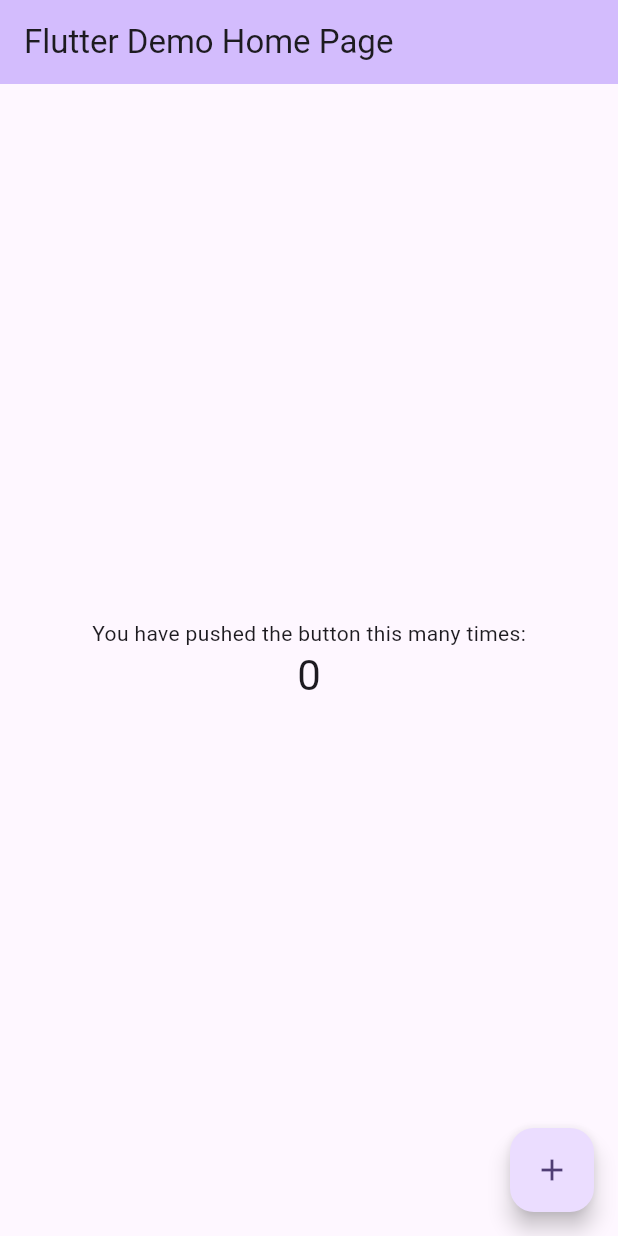
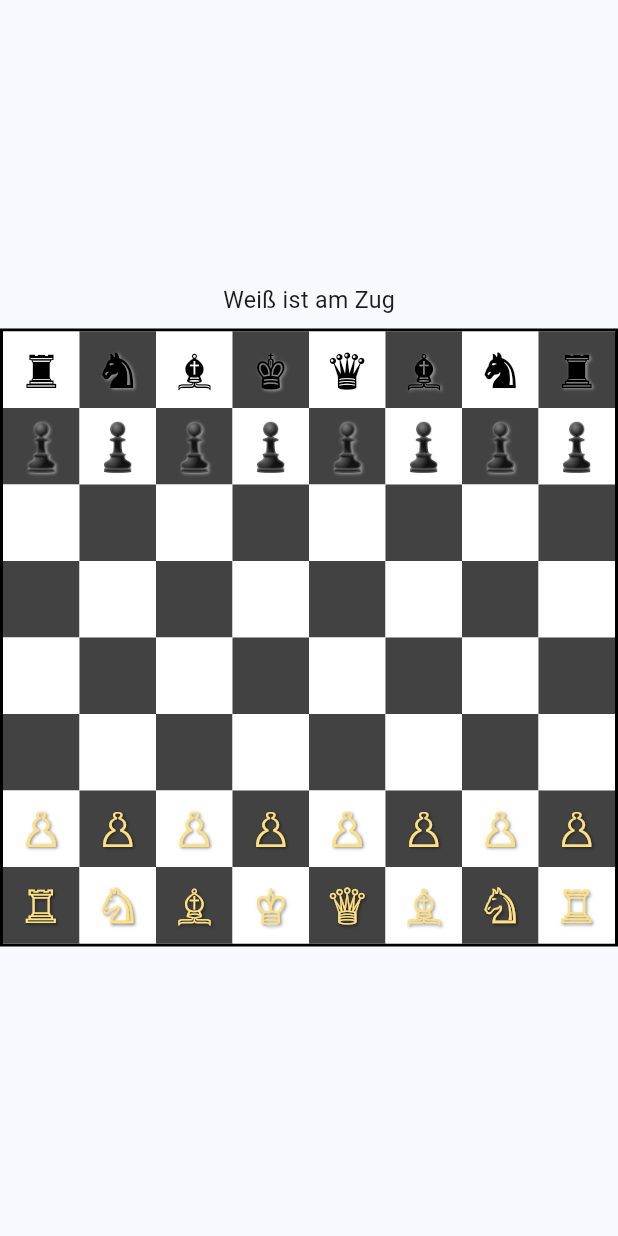
Before and after one commit to MihajloIlijic/chessApp, a Flutter app: the screen it shows after launch, on a phone screen of 412 x 824 dp. Run offline on Flutter 3.47's test engine with Material 3 defaults, Android fonts, the phone set to English and light mode, and no system bars.

Commit message:
[main] - created the main chess functions and moving logic

```diff
--- a/lib/main.dart
+++ b/lib/main.dart
@@ -1,4 +1,5 @@
 import 'package:flutter/material.dart';
+import 'widgets/chess_board.dart';
 
 void main() {
   runApp(const MyApp());
@@ -7,119 +8,80 @@ void main() {
 class MyApp extends StatelessWidget {
   const MyApp({super.key});
 
-  // This widget is the root of your application.
   @override
   Widget build(BuildContext context) {
     return MaterialApp(
-      title: 'Flutter Demo',
+      title: 'Schach Puzzle Trainer',
       theme: ThemeData(
-        // This is the theme of your application.
-        //
-        // TRY THIS: Try running your application with "flutter run". You'll see
-        // the application has a purple toolbar. Then, without quitting the app,
-        // try changing the seedColor in the colorScheme below to Colors.green
-        // and then invoke "hot reload" (save your changes or press the "hot
-        // reload" button in a Flutter-supported IDE, or press "r" if you used
-        // the command line to start the app).
-        //
-        // Notice that the counter didn't reset back to zero; the application
-        // state is not lost during the reload. To reset the state, use hot
-        // restart instead.
-        //
-        // This works for code too, not just values: Most code changes can be
-        // tested with just a hot reload.
-        colorScheme: ColorScheme.fromSeed(seedColor: Colors.deepPurple),
+        colorScheme: ColorScheme.fromSeed(seedColor: Colors.blue),
         useMaterial3: true,
       ),
-      home: const MyHomePage(title: 'Flutter Demo Home Page'),
+      home: const Scaffold(
+        body: SafeArea(
+          child: Center(
+            child: ChessBoard(),
+          ),
+        ),
+      ),
     );
   }
 }
 
-class MyHomePage extends StatefulWidget {
-  const MyHomePage({super.key, required this.title});
-
-  // This widget is the home page of your application. It is stateful, meaning
-  // that it has a State object (defined below) that contains fields that affect
-  // how it looks.
-
-  // This class is the configuration for the state. It holds the values (in this
-  // case the title) provided by the parent (in this case the App widget) and
-  // used by the build method of the State. Fields in a Widget subclass are
-  // always marked "final".
+class ChessPuzzlePage extends StatefulWidget {
+  const ChessPuzzlePage({super.key, required this.title});
 
   final String title;
 
   @override
-  State<MyHomePage> createState() => _MyHomePageState();
+  State<ChessPuzzlePage> createState() => _ChessPuzzlePageState();
 }
 
-class _MyHomePageState extends State<MyHomePage> {
-  int _counter = 0;
+class _ChessPuzzlePageState extends State<ChessPuzzlePage> {
+  int _puzzlesSolved = 0;
 
-  void _incrementCounter() {
+  void _nextPuzzle() {
     setState(() {
-      // This call to setState tells the Flutter framework that something has
-      // changed in this State, which causes it to rerun the build method below
-      // so that the display can reflect the updated values. If we changed
-      // _counter without calling setState(), then the build method would not be
-      // called again, and so nothing would appear to happen.
-      _counter++;
+      _puzzlesSolved++;
     });
   }
 
   @override
   Widget build(BuildContext context) {
-    // This method is rerun every time setState is called, for instance as done
-    // by the _incrementCounter method above.
-    //
-    // The Flutter framework has been optimized to make rerunning build methods
-    // fast, so that you can just rebuild anything that needs updating rather
-    // than having to individually change instances of widgets.
     return Scaffold(
       appBar: AppBar(
-        // TRY THIS: Try changing the color here to a specific color (to
-        // Colors.amber, perhaps?) and trigger a hot reload to see the AppBar
-        // change color while the other colors stay the same.
         backgroundColor: Theme.of(context).colorScheme.inversePrimary,
-        // Here we take the value from the MyHomePage object that was created by
-        // the App.build method, and use it to set our appbar title.
         title: Text(widget.title),
       ),
-      body: Center(
-        // Center is a layout widget. It takes a single child and positions it
-        // in the middle of the parent.
+      body: SingleChildScrollView(
+        child: Center(
           child: Column(
-          // Column is also a layout widget. It takes a list of children and
-          // arranges them vertically. By default, it sizes itself to fit its
-          // children horizontally, and tries to be as tall as its parent.
-          //
-          // Column has various properties to control how it sizes itself and
-          // how it positions its children. Here we use mainAxisAlignment to
-          // center the children vertically; the main axis here is the vertical
-          // axis because Columns are vertical (the cross axis would be
-          // horizontal).
-          //
-          // TRY THIS: Invoke "debug painting" (choose the "Toggle Debug Paint"
-          // action in the IDE, or press "p" in the console), to see the
-          // wireframe for each widget.
             mainAxisAlignment: MainAxisAlignment.center,
             children: <Widget>[
-            const Text(
-              'You have pushed the button this many times:',
+              Padding(
+                padding: const EdgeInsets.all(16.0),
+                child: ConstrainedBox(
+                  constraints: BoxConstraints(
+                    maxWidth: MediaQuery.of(context).size.width * 0.9,
+                    maxHeight: MediaQuery.of(context).size.width * 0.9,
                   ),
+                  child: const ChessBoard(),
+                ),
+              ),
+              const SizedBox(height: 20),
               Text(
-              '$_counter',
+                'Gelöste Puzzles: $_puzzlesSolved',
                 style: Theme.of(context).textTheme.headlineMedium,
               ),
+              const SizedBox(height: 20),
             ],
           ),
         ),
+      ),
       floatingActionButton: FloatingActionButton(
-        onPressed: _incrementCounter,
-        tooltip: 'Increment',
-        child: const Icon(Icons.add),
-      ), // This trailing comma makes auto-formatting nicer for build methods.
+        onPressed: _nextPuzzle,
+        tooltip: 'Nächstes Puzzle',
+        child: const Icon(Icons.skip_next),
+      ),
     );
   }
 }
--- /dev/null
+++ b/lib/models/chess_piece.dart
@@ -0,0 +1,31 @@
+enum PieceType { king, queen, rook, bishop, knight, pawn }
+enum PieceColor { white, black }
+
+class ChessPiece {
+  final PieceType type;
+  final PieceColor color;
+  final String position; // z.B. "e4"
+
+  ChessPiece({
+    required this.type,
+    required this.color,
+    required this.position,
+  });
+
+  String get symbol {
+    switch (type) {
+      case PieceType.king:
+        return color == PieceColor.white ? '♔' : '♚';
+      case PieceType.queen:
+        return color == PieceColor.white ? '♕' : '♛';
+      case PieceType.rook:
+        return color == PieceColor.white ? '♖' : '♜';
+      case PieceType.bishop:
+        return color == PieceColor.white ? '♗' : '♝';
+      case PieceType.knight:
+        return color == PieceColor.white ? '♘' : '♞';
+      case PieceType.pawn:
+        return color == PieceColor.white ? '♙' : '♟';
+    }
+  }
+}
--- /dev/null
+++ b/lib/widgets/chess_board.dart
@@ -0,0 +1,296 @@
+import 'package:flutter/material.dart';
+import '../models/chess_piece.dart';
+
+class ChessBoard extends StatefulWidget {
+  const ChessBoard({super.key});
+
+  @override
+  State<ChessBoard> createState() => _ChessBoardState();
+}
+
+class _ChessBoardState extends State<ChessBoard> {
+  ChessPiece? selectedPiece;
+  List<ChessPiece> pieces = [];
+  // Weiß beginnt
+  PieceColor currentPlayer = PieceColor.white;
+
+  @override
+  void initState() {
+    super.initState();
+    _setupInitialBoard();
+  }
+
+  void _setupInitialBoard() {
+    // Weiße Figuren - erste Reihe (1)
+    pieces.add(ChessPiece(type: PieceType.rook, color: PieceColor.white, position: 'a1'));
+    pieces.add(ChessPiece(type: PieceType.knight, color: PieceColor.white, position: 'b1'));
+    pieces.add(ChessPiece(type: PieceType.bishop, color: PieceColor.white, position: 'c1'));
+    pieces.add(ChessPiece(type: PieceType.queen, color: PieceColor.white, position: 'd1'));
+    pieces.add(ChessPiece(type: PieceType.king, color: PieceColor.white, position: 'e1'));
+    pieces.add(ChessPiece(type: PieceType.bishop, color: PieceColor.white, position: 'f1'));
+    pieces.add(ChessPiece(type: PieceType.knight, color: PieceColor.white, position: 'g1'));
+    pieces.add(ChessPiece(type: PieceType.rook, color: PieceColor.white, position: 'h1'));
+
+    // Weiße Bauern - zweite Reihe (2)
+    for (var file in ['a', 'b', 'c', 'd', 'e', 'f', 'g', 'h']) {
+      pieces.add(ChessPiece(type: PieceType.pawn, color: PieceColor.white, position: '${file}2'));
+    }
+
+    // Schwarze Figuren - achte Reihe (8)
+    pieces.add(ChessPiece(type: PieceType.rook, color: PieceColor.black, position: 'a8'));
+    pieces.add(ChessPiece(type: PieceType.knight, color: PieceColor.black, position: 'b8'));
+    pieces.add(ChessPiece(type: PieceType.bishop, color: PieceColor.black, position: 'c8'));
+    pieces.add(ChessPiece(type: PieceType.queen, color: PieceColor.black, position: 'd8'));
+    pieces.add(ChessPiece(type: PieceType.king, color: PieceColor.black, position: 'e8'));
+    pieces.add(ChessPiece(type: PieceType.bishop, color: PieceColor.black, position: 'f8'));
+    pieces.add(ChessPiece(type: PieceType.knight, color: PieceColor.black, position: 'g8'));
+    pieces.add(ChessPiece(type: PieceType.rook, color: PieceColor.black, position: 'h8'));
+
+    // Schwarze Bauern - siebte Reihe (7)
+    for (var file in ['a', 'b', 'c', 'd', 'e', 'f', 'g', 'h']) {
+      pieces.add(ChessPiece(type: PieceType.pawn, color: PieceColor.black, position: '${file}7'));
+    }
+  }
+
+  String _getPositionFromIndex(int index) {
+    // Wir drehen das Brett um 180 Grad, indem wir den Index umkehren
+    final adjustedIndex = 63 - index;
+    final file = String.fromCharCode('a'.codeUnitAt(0) + (adjustedIndex % 8));
+    final rank = (adjustedIndex ~/ 8) + 1;
+    return '$file$rank';
+  }
+
+  ChessPiece? _getPieceAtPosition(String position) {
+    final matches = pieces.where((piece) => piece.position == position);
+    return matches.isEmpty ? null : matches.first;
+  }
+
+  void _onTileTapped(String position) {
+    setState(() {
+      final tappedPiece = _getPieceAtPosition(position);
+
+      if (selectedPiece == null) {
+        // Nur Figuren der aktuellen Farbe können ausgewählt werden
+        if (tappedPiece != null && tappedPiece.color == currentPlayer) {
+          selectedPiece = tappedPiece;
+        }
+      } else {
+        bool moveMade = false;
+
+        // Prüfen ob der Zug legal ist
+        if (_isValidMove(selectedPiece!, position)) {
+          // Bewege die Figur
+          pieces.removeWhere((piece) => piece.position == selectedPiece!.position);
+          pieces.removeWhere((piece) => piece.position == position);
+          pieces.add(ChessPiece(
+            type: selectedPiece!.type,
+            color: selectedPiece!.color,
+            position: position,
+          ));
+          moveMade = true;
+        }
+
+        selectedPiece = null;
+
+        // Spieler wechseln nach erfolgreichem Zug
+        if (moveMade) {
+          currentPlayer = (currentPlayer == PieceColor.white)
+              ? PieceColor.black
+              : PieceColor.white;
+        }
+      }
+    });
+  }
+
+  bool _isValidMove(ChessPiece piece, String targetPosition) {
+    // Prüfen ob auf dem Zielfeld eine eigene Figur steht
+    final targetPiece = _getPieceAtPosition(targetPosition);
+    if (targetPiece != null && targetPiece.color == piece.color) {
+      return false;  // Eigene Figuren können nicht geschlagen werden
+    }
+
+    // Aktuelle Position in Koordinaten umwandeln
+    final currentFile = piece.position[0];
+    final currentRank = int.parse(piece.position[1]);
+    final targetFile = targetPosition[0];
+    final targetRank = int.parse(targetPosition[1]);
+
+    // Horizontale und vertikale Distanz berechnen
+    final fileDiff = targetFile.codeUnitAt(0) - currentFile.codeUnitAt(0);
+    final rankDiff = targetRank - currentRank;
+
+    switch (piece.type) {
+      case PieceType.king:
+        // König kann sich nur ein Feld in jede Richtung bewegen
+        return (fileDiff.abs() <= 1 && rankDiff.abs() <= 1);
+
+      case PieceType.queen:
+        // Königin kann diagonal, horizontal oder vertikal beliebig weit ziehen
+        return _isPathClear(piece.position, targetPosition) &&
+               (fileDiff.abs() == rankDiff.abs() || // diagonal
+                fileDiff == 0 || rankDiff == 0);    // horizontal/vertikal
+
+      case PieceType.bishop:
+        // Läufer kann nur diagonal ziehen
+        return _isPathClear(piece.position, targetPosition) &&
+               (fileDiff.abs() == rankDiff.abs());
+
+      case PieceType.knight:
+        // Springer bewegt sich in L-Form (2 in eine Richtung, 1 in die andere)
+        return (fileDiff.abs() == 2 && rankDiff.abs() == 1) ||
+               (fileDiff.abs() == 1 && rankDiff.abs() == 2);
+
+      case PieceType.rook:
+        // Turm kann nur horizontal oder vertikal ziehen
+        return _isPathClear(piece.position, targetPosition) &&
+               (fileDiff == 0 || rankDiff == 0);
+
+      case PieceType.pawn:
+        // Bauern haben komplexere Regeln
+        if (piece.color == PieceColor.white) {
+          // Weißer Bauer bewegt sich nach oben
+          if (fileDiff == 0) {
+            // Normaler Zug vorwärts
+            if (rankDiff == 1 && _getPieceAtPosition(targetPosition) == null) {
+              return true;
+            }
+            // Doppelzug von Startposition
+            if (currentRank == 2 && rankDiff == 2 &&
+                _getPieceAtPosition(targetPosition) == null &&
+                _getPieceAtPosition('$currentFile${currentRank + 1}') == null) {
+              return true;
+            }
+          }
+          // Schlagen diagonal
+          if (rankDiff == 1 && fileDiff.abs() == 1) {
+            final targetPiece = _getPieceAtPosition(targetPosition);
+            return targetPiece != null && targetPiece.color != piece.color;
+          }
+        } else {
+          // Schwarzer Bauer bewegt sich nach unten
+          if (fileDiff == 0) {
+            if (rankDiff == -1 && _getPieceAtPosition(targetPosition) == null) {
+              return true;
+            }
+            if (currentRank == 7 && rankDiff == -2 &&
+                _getPieceAtPosition(targetPosition) == null &&
+                _getPieceAtPosition('$currentFile${currentRank - 1}') == null) {
+              return true;
+            }
+          }
+          if (rankDiff == -1 && fileDiff.abs() == 1) {
+            final targetPiece = _getPieceAtPosition(targetPosition);
+            return targetPiece != null && targetPiece.color != piece.color;
+          }
+        }
+        return false;
+    }
+  }
+
+  // Hilfsmethode um zu prüfen, ob der Weg frei ist
+  bool _isPathClear(String from, String to) {
+    final fromFile = from[0];
+    final fromRank = int.parse(from[1]);
+    final toFile = to[0];
+    final toRank = int.parse(to[1]);
+
+    final fileStep = (toFile.codeUnitAt(0) - fromFile.codeUnitAt(0)).sign;
+    final rankStep = (toRank - fromRank).sign;
+
+    var currentFile = fromFile.codeUnitAt(0) + fileStep;
+    var currentRank = fromRank + rankStep;
+
+    while (String.fromCharCode(currentFile) != toFile || currentRank != toRank) {
+      final position = '${String.fromCharCode(currentFile)}$currentRank';
+      if (_getPieceAtPosition(position) != null) {
+        return false;
+      }
+      currentFile += fileStep;
+      currentRank += rankStep;
+    }
+    return true;
+  }
+
+  @override
+  Widget build(BuildContext context) {
+    return LayoutBuilder(
+      builder: (context, constraints) {
+        final size = constraints.maxWidth < constraints.maxHeight
+            ? constraints.maxWidth
+            : constraints.maxHeight * 0.9; // Reduzieren um 10% für Text
+
+        final squareSize = size / 8; // Größe eines Schachfeldes
+        final fontSize = squareSize * 0.6; // Schriftgröße relativ zum Feld
+
+        return SizedBox(
+          height: size + 50, // Extra Platz für den Text oben
+          child: Column(
+            mainAxisSize: MainAxisSize.min,
+            children: [
+              Padding(
+                padding: const EdgeInsets.all(8.0),
+                child: Text(
+                  '${currentPlayer == PieceColor.white ? "Weiß" : "Schwarz"} ist am Zug',
+                  style: TextStyle(fontSize: fontSize * 0.5),
+                ),
+              ),
+              Container(
+                width: size,
+                height: size,
+                decoration: BoxDecoration(
+                  border: Border.all(color: Colors.black, width: 2.0),
+                ),
+                child: GridView.builder(
+                  physics: const NeverScrollableScrollPhysics(),
+                  gridDelegate: const SliverGridDelegateWithFixedCrossAxisCount(
+                    crossAxisCount: 8,
+                  ),
+                  itemCount: 64,
+                  itemBuilder: (context, index) {
+                    final row = index ~/ 8;
+                    final col = index % 8;
+                    final isWhite = (row + col) % 2 == 0;
+                    final position = _getPositionFromIndex(index);
+                    final piece = _getPieceAtPosition(position);
+                    final isSelected = selectedPiece?.position == position;
+
+                    return GestureDetector(
+                      onTap: () => _onTileTapped(position),
+                      child: Container(
+                        color: isSelected
+                            ? Colors.yellow[700]
+                            : (isWhite ? Colors.white : Colors.grey[800]),
+                        child: Center(
+                          child: piece != null
+                              ? Text(
+                                  piece.symbol,
+                                  style: TextStyle(
+                                    fontSize: fontSize,
+                                    color: piece.color == PieceColor.white
+                                        ? Colors.amber[200]
+                                        : Colors.black,
+                                    shadows: [
+                                      Shadow(
+                                        color: piece.color == PieceColor.white
+                                            ? Colors.black54
+                                            : Colors.white54,
+                                        offset: const Offset(1, 1),
+                                        blurRadius: 2,
+                                      ),
+                                    ],
+                                  ),
+                                )
+                              : null,
+                        ),
+                      ),
+                    );
+                  },
+                ),
+              ),
+            ],
+          ),
+        );
+      },
+    );
+  }
+}
```
Lines whose indentation alone changed are shown as unchanged.
